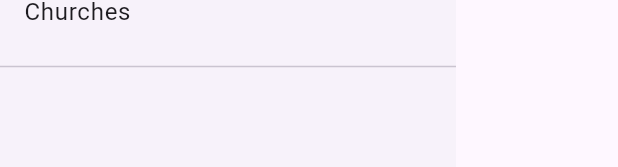
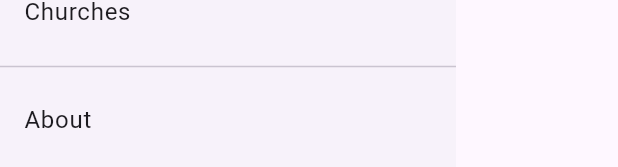
Before and after one commit to Rhadaze/TruthTracker, a Flutter app: the AppDrawer widget shown alone on an empty page, opened directly, on a phone screen of 412 x 824 dp. Shown: the part 559-726 px from the top of the screen. Run offline on Flutter 3.47's test engine with Material 3 defaults, Android fonts, the phone set to English and light mode, and no system bars.

Commit message:
basic refactoring

```diff
--- a/lib/core/data/dummy_data.dart
+++ b/lib/core/data/dummy_data.dart
@@ -1,7 +1,7 @@
 import 'package:TruthTracker/features/church/data/church.dart';
-import 'package:TruthTracker/preachedat.dart';
-import 'package:TruthTracker/Preacher.dart';
-import 'package:TruthTracker/Sermon.dart';
+import 'package:TruthTracker/features/preached_at/data/preached_at.dart';
+import 'package:TruthTracker/features/preacher/data/preacher.dart';
+import 'package:TruthTracker/features/sermon/data/sermon.dart';
 
 class DummyData {
   static List<Preacher> populatePreachers() {
--- a/lib/core/layout/app_drawer.dart
+++ b/lib/core/layout/app_drawer.dart
@@ -44,6 +44,13 @@ class AppDrawer extends StatelessWidget {
             ).pushNamed('/churches'),
           ),
           Divider(),
+          ListTile(
+            title: Text("About"),
+            onTap: () => Navigator.of(
+              context,
+              rootNavigator: true,
+            ).pushNamed('/churches'),
+          ),
         ],
       ),
     );
--- a/lib/features/preached_at/data/preached_at.dart
+++ b/lib/features/preached_at/data/preached_at.dart
@@ -1,5 +1,5 @@
-import 'package:TruthTracker/Preacher.dart';
-import 'package:TruthTracker/Sermon.dart';
+import 'package:TruthTracker/features/preacher/data/preacher.dart';
+import 'package:TruthTracker/features/sermon/data/sermon.dart';
 import 'package:TruthTracker/features/church/data/church.dart';
 
 class PreachedAt {
--- a/lib/features/preached_at/presentation/preachedat_page.dart
+++ b/lib/features/preached_at/presentation/preachedat_page.dart
@@ -1,9 +1,9 @@
 import 'package:TruthTracker/core/layout/app_drawer.dart';
 import 'package:TruthTracker/features/church/data/church.dart';
-import 'package:TruthTracker/preachedat.dart';
+import 'package:TruthTracker/features/preached_at/data/preached_at.dart';
 import 'package:TruthTracker/features/preached_at/presentation/preachedat_widget.dart';
-import 'package:TruthTracker/Preacher.dart';
-import 'package:TruthTracker/Sermon.dart';
+import 'package:TruthTracker/features/preacher/data/preacher.dart';
+import 'package:TruthTracker/features/sermon/data/sermon.dart';
 import 'package:TruthTracker/core/data/dummy_data.dart';
 import 'package:flutter/material.dart';
 
--- a/lib/features/preached_at/presentation/preachedat_widget.dart
+++ b/lib/features/preached_at/presentation/preachedat_widget.dart
@@ -1,5 +1,5 @@
 import 'package:TruthTracker/core/widgets/basic_app_card.dart';
-import 'package:TruthTracker/preachedat.dart';
+import 'package:TruthTracker/features/preached_at/data/preached_at.dart';
 import 'package:flutter/material.dart';
 
 class PreachedAtWidget extends StatelessWidget {
--- a/lib/features/preacher/presentation/preacher_page.dart
+++ b/lib/features/preacher/presentation/preacher_page.dart
@@ -1,4 +1,4 @@
-import 'package:TruthTracker/Preacher.dart';
+import 'package:TruthTracker/features/preacher/data/preacher.dart';
 import 'package:TruthTracker/core/layout/app_drawer.dart';
 import 'package:TruthTracker/core/data/dummy_data.dart';
 import 'package:TruthTracker/features/preacher/presentation/preacher_widget.dart';
--- a/lib/features/preacher/presentation/preacher_widget.dart
+++ b/lib/features/preacher/presentation/preacher_widget.dart
@@ -1,4 +1,4 @@
-import 'package:TruthTracker/Preacher.dart';
+import 'package:TruthTracker/features/preacher/data/preacher.dart';
 import 'package:TruthTracker/core/widgets/basic_app_card.dart';
 import 'package:flutter/material.dart';
 
--- a/lib/features/sermon/data/sermon.dart
+++ b/lib/features/sermon/data/sermon.dart
@@ -1,5 +1,5 @@
-import 'package:TruthTracker/preachedat.dart';
-import 'package:TruthTracker/Preacher.dart';
+import 'package:TruthTracker/features/preached_at/data/preached_at.dart';
+import 'package:TruthTracker/features/preacher/data/preacher.dart';
 
 class Sermon {
   Preacher author;
--- a/lib/features/sermon/presentation/sermon_page.dart
+++ b/lib/features/sermon/presentation/sermon_page.dart
@@ -1,5 +1,5 @@
-import 'package:TruthTracker/Preacher.dart';
-import 'package:TruthTracker/Sermon.dart';
+import 'package:TruthTracker/features/preacher/data/preacher.dart';
+import 'package:TruthTracker/features/sermon/data/sermon.dart';
 import 'package:TruthTracker/core/layout/app_drawer.dart';
 import 'package:TruthTracker/core/data/dummy_data.dart';
 import 'package:TruthTracker/features/sermon/presentation/sermon_widget.dart';
--- a/lib/features/sermon/presentation/sermon_widget.dart
+++ b/lib/features/sermon/presentation/sermon_widget.dart
@@ -1,4 +1,4 @@
-import 'package:TruthTracker/Sermon.dart';
+import 'package:TruthTracker/features/sermon/data/sermon.dart';
 import 'package:TruthTracker/core/widgets/basic_app_card.dart';
 import 'package:flutter/material.dart';
 
@@ -12,7 +12,7 @@ class SermonWidget extends StatelessWidget {
     return BasicAppCard(
       leadingIcon: Icons.book,
       title: sermon.theme,
-      subtitle: sermon.author.name ?? "No name",
+      subtitle: sermon.author.name, //?? "No name",
       trailingIcon: Icons.menu,
       onTap: () {
         print("hi");
```
Also changed, not shown: lib/data/presentation/preacher_page.dart (deleted, +0 -22 lines).
